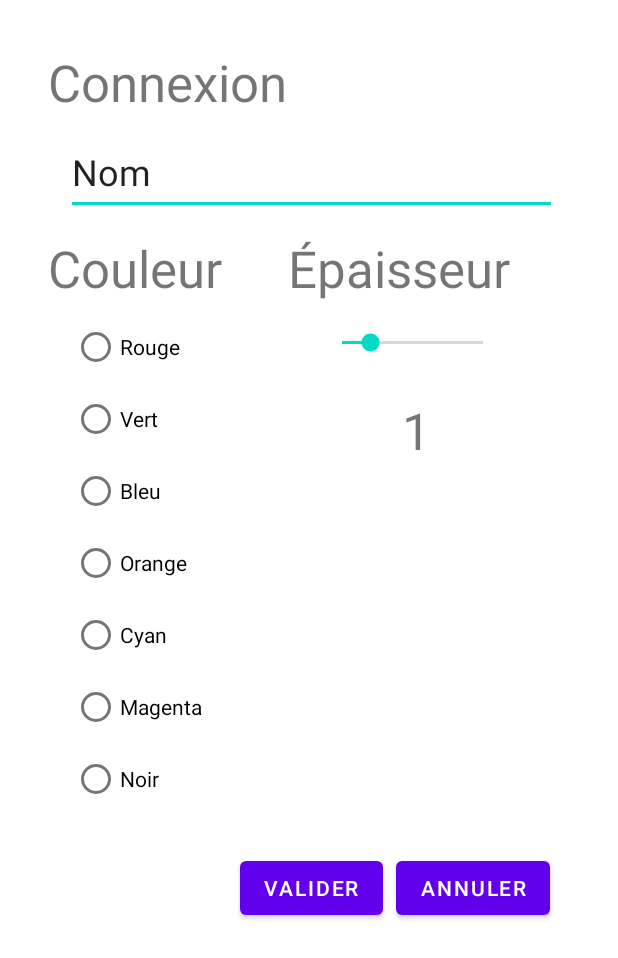
After one commit to HugoThoma/NetworkBT, an Android app: the layout dialog_cnx.xml on its own in the app's theme, with its tools: preview values and no code run, on a phone screen of 412 x 824 dp. The commit adds this screen. Shown: the top 958 px of the screen. Run offline under Robolectric (Android 15) with nearby library versions, the phone set to English and light mode, and no system bars.

Commit message:
Refonte totale des pop-up et adaptation pour v2

```diff
--- a/app/src/main/java/fr/istic/mob/networkBT/Objet.kt
+++ b/app/src/main/java/fr/istic/mob/networkBT/Objet.kt
@@ -1,10 +1,11 @@
 package fr.istic.mob.networkBT
 
-import android.graphics.PointF
-import android.graphics.RectF
+import android.graphics.Paint
 
 data class Objet(
     var etiquette : String,
+    var couleur : Paint,
+    var image : String,
     var px : Float,
     var py : Float,
 )
--- /dev/null
+++ b/app/src/main/res/layout/dialog_cnx.xml
@@ -0,0 +1,155 @@
+<?xml version="1.0" encoding="utf-8"?>
+<androidx.constraintlayout.widget.ConstraintLayout xmlns:android="http://schemas.android.com/apk/res/android"
+    xmlns:app="http://schemas.android.com/apk/res-auto"
+    xmlns:tools="http://schemas.android.com/tools"
+    android:id="@+id/cnx_width"
+    android:layout_width="match_parent"
+    android:layout_height="wrap_content"
+    android:layout_margin="16dp">
+
+    <TextView
+        android:id="@+id/Titre"
+        android:layout_width="wrap_content"
+        android:layout_height="wrap_content"
+        android:layout_marginStart="16dp"
+        android:layout_marginTop="16dp"
+        android:text="@string/cnx_title"
+        android:textSize="34sp"
+        app:layout_constraintStart_toStartOf="parent"
+        app:layout_constraintTop_toTopOf="parent" />
+
+    <EditText
+        android:id="@+id/cnx_name"
+        android:layout_width="327dp"
+        android:layout_height="57dp"
+        android:layout_marginStart="28dp"
+        android:layout_marginTop="70dp"
+        android:ems="10"
+        android:inputType="textPersonName"
+        android:text="@string/cnx_name"
+        android:textSize="24sp"
+        app:layout_constraintStart_toStartOf="parent"
+        app:layout_constraintTop_toTopOf="parent" />
+
+    <Button
+        android:id="@+id/Btn_validate"
+        android:layout_width="wrap_content"
+        android:layout_height="wrap_content"
+        android:layout_marginStart="144dp"
+        android:layout_marginTop="552dp"
+        android:text="@string/validate"
+        app:layout_constraintStart_toStartOf="parent"
+        app:layout_constraintTop_toTopOf="parent" />
+
+    <Button
+        android:id="@+id/Btn_cancel"
+        android:layout_width="wrap_content"
+        android:layout_height="wrap_content"
+        android:layout_marginStart="248dp"
+        android:layout_marginTop="552dp"
+        android:text="@string/cancel"
+        app:layout_constraintStart_toStartOf="parent"
+        app:layout_constraintTop_toTopOf="parent" />
+
+    <TextView
+        android:id="@+id/titre_couleur"
+        android:layout_width="wrap_content"
+        android:layout_height="wrap_content"
+        android:layout_marginStart="16dp"
+        android:layout_marginTop="140dp"
+        android:text="@string/color"
+        android:textSize="34sp"
+        app:layout_constraintStart_toStartOf="parent"
+        app:layout_constraintTop_toTopOf="parent" />
+
+    <RadioGroup
+        android:id="@+id/cnx_color"
+        android:layout_width="131dp"
+        android:layout_height="349dp"
+        android:layout_marginStart="32dp"
+        android:layout_marginTop="191dp"
+        app:layout_constraintBottom_toBottomOf="parent"
+        app:layout_constraintStart_toStartOf="parent"
+        app:layout_constraintTop_toTopOf="parent"
+        app:layout_constraintVertical_bias="0.0">
+
+        <RadioButton
+            android:id="@+id/cnx_rb1"
+            android:layout_width="wrap_content"
+            android:layout_height="wrap_content"
+            android:text="@string/red" />
+
+        <RadioButton
+            android:id="@+id/cnx_rb2"
+            android:layout_width="wrap_content"
+            android:layout_height="wrap_content"
+            android:text="@string/green" />
+
+        <RadioButton
+            android:id="@+id/cnx_rb3"
+            android:layout_width="wrap_content"
+            android:layout_height="wrap_content"
+            android:text="@string/blue" />
+
+        <RadioButton
+            android:id="@+id/cnx_rb4"
+            android:layout_width="wrap_content"
+            android:layout_height="wrap_content"
+            android:text="@string/orange" />
+
+        <RadioButton
+            android:id="@+id/cnx_rb5"
+            android:layout_width="wrap_content"
+            android:layout_height="wrap_content"
+            android:text="@string/cyan" />
+
+        <RadioButton
+            android:id="@+id/cnx_rb6"
+            android:layout_width="wrap_content"
+            android:layout_height="wrap_content"
+            android:text="@string/pink" />
+
+        <RadioButton
+            android:id="@+id/cnx_rb7"
+            android:layout_width="wrap_content"
+            android:layout_height="wrap_content"
+            android:text="@string/black" />
+
+    </RadioGroup>
+
+    <SeekBar
+        android:id="@+id/seekBar"
+        android:layout_width="126dp"
+        android:layout_height="50dp"
+        android:layout_marginStart="196dp"
+        android:layout_marginTop="188dp"
+        android:max="5"
+        android:progress="1"
+        android:scaleX="1"
+        android:scaleY="1"
+        app:layout_constraintStart_toStartOf="parent"
+        app:layout_constraintTop_toTopOf="parent" />
+
+    <TextView
+        android:id="@+id/epaisseur_titre"
+        android:layout_width="wrap_content"
+        android:layout_height="wrap_content"
+        android:layout_marginStart="176dp"
+        android:layout_marginTop="140dp"
+        android:text="@string/cnx_width"
+        android:textSize="34sp"
+        app:layout_constraintStart_toStartOf="parent"
+        app:layout_constraintTop_toTopOf="parent" />
+
+    <TextView
+        android:id="@+id/connexion_width"
+        android:layout_width="wrap_content"
+        android:layout_height="wrap_content"
+        android:layout_marginStart="252dp"
+        android:layout_marginTop="248dp"
+        android:text="1"
+        android:textSize="34sp"
+        app:layout_constraintStart_toStartOf="parent"
+        app:layout_constraintTop_toTopOf="parent" />
+
+</androidx.constraintlayout.widget.ConstraintLayout>
--- a/app/src/main/res/values/strings.xml
+++ b/app/src/main/res/values/strings.xml
@@ -12,6 +12,24 @@
     <string name="mail">Partager par mail</string>
 
 
+    <string name="obj_title">Objet</string>
+    <string name="obj_name">Nom</string>
+    <string name="obj_image">Image</string>
+    <string name="cnx_title">Connexion</string>
+    <string name="cnx_name">Nom</string>
+    <string name="cnx_width">Épaisseur</string>
+    <string name="color">Couleur</string>
+    <string name="red">Rouge</string>
+    <string name="green">Vert</string>
+    <string name="blue">Bleu</string>
+    <string name="orange">Orange</string>
+    <string name="cyan">Cyan</string>
+    <string name="pink">Magenta</string>
+    <string name="black">Noir</string>
+
+
+    <string name="validate">Valider</string>
+    <string name="cancel">Annuler</string>
 
     <string name="PopUp">Donnez un nom !</string>
     <string name="PopuPlan">Choisissez un plan !</string>
```
Also changed, not shown: app/src/main/java/fr/istic/mob/networkBT/Connexion.kt (+6 -2 lines), app/src/main/java/fr/istic/mob/networkBT/Graph.kt (+5 -4 lines), app/src/main/java/fr/istic/mob/networkBT/GraphView.kt (+89 -6 lines), app/src/main/java/fr/istic/mob/networkBT/test.kt (added, +52 -0 lines), app/src/main/res/layout/dialog_object.xml (added, +141 -0 lines), 2 other files.
